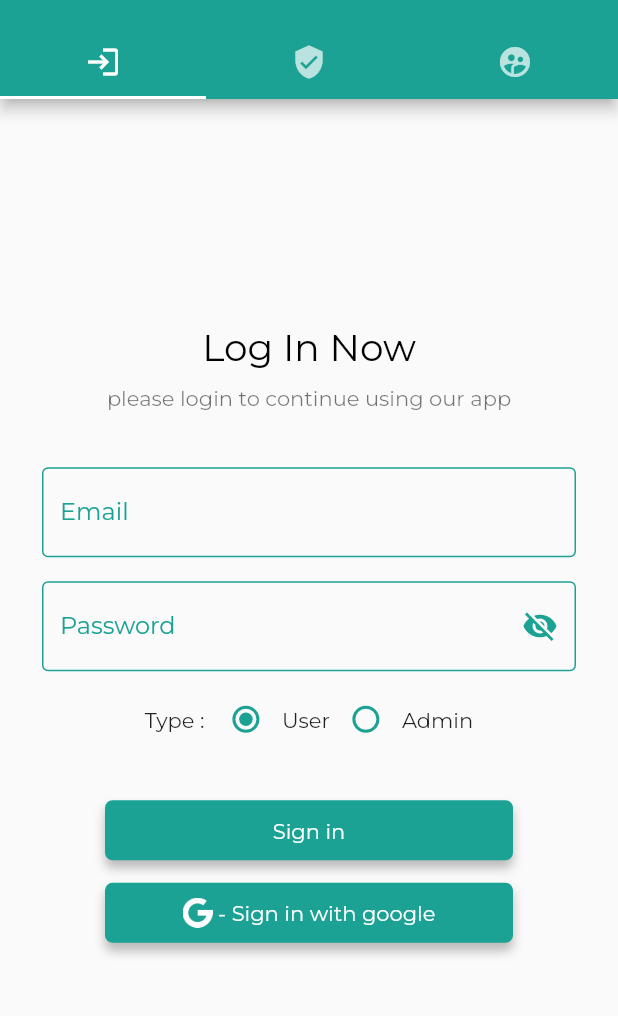
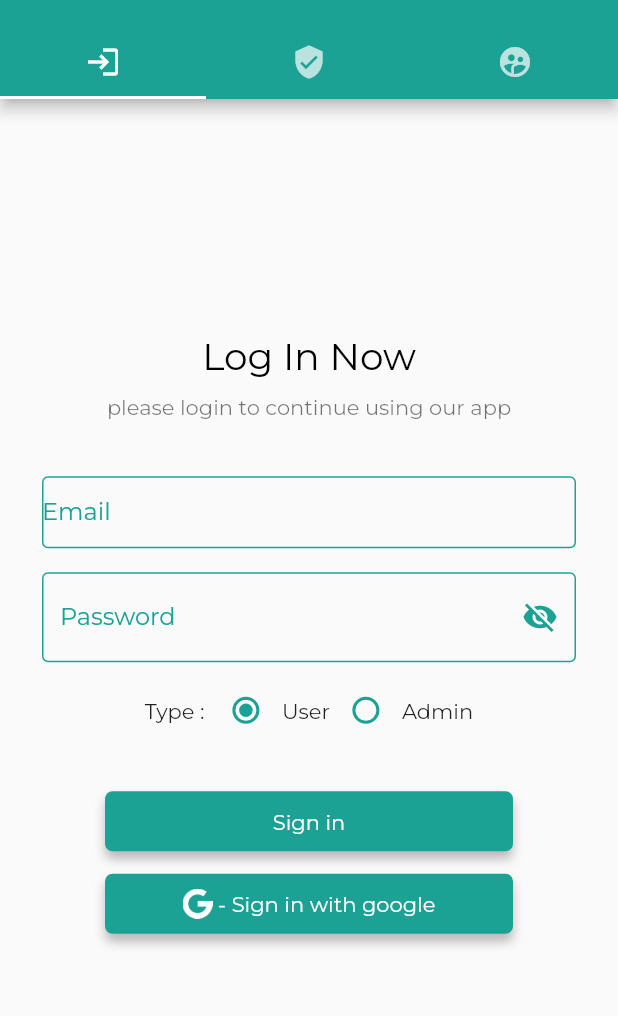
Before and after one commit to vaidikstackapp/flutter_demo, a Flutter app: the screen it shows after launch, on a phone screen of 412 x 824 dp, the part 60-1076 px from its top. Run offline on Flutter 3.47's test engine with Material 2 defaults, Android fonts, the phone set to English and light mode, and no system bars; our stand-ins replace cloud_firestore, firebase_auth, firebase_core, flutter_spinkit, fluttertoast, google_sign_in and 1 more; accounts and stored records are empty.

Commit message:
Update login_page.dart

```diff
--- a/lib/pages/login_page.dart
+++ b/lib/pages/login_page.dart
@@ -66,6 +66,7 @@ class _LoginPageState extends State<LoginPage> {
                     controller: tEmail,
                     cursorColor: ColorConstants.commonColor,
                     decoration: InputDecoration(
+                      contentPadding: EdgeInsets.symmetric(vertical: 10),
                       label: Text(
                         StringConstants.email,
                         style: TextStyle(color: ColorConstants.commonColor),
```
